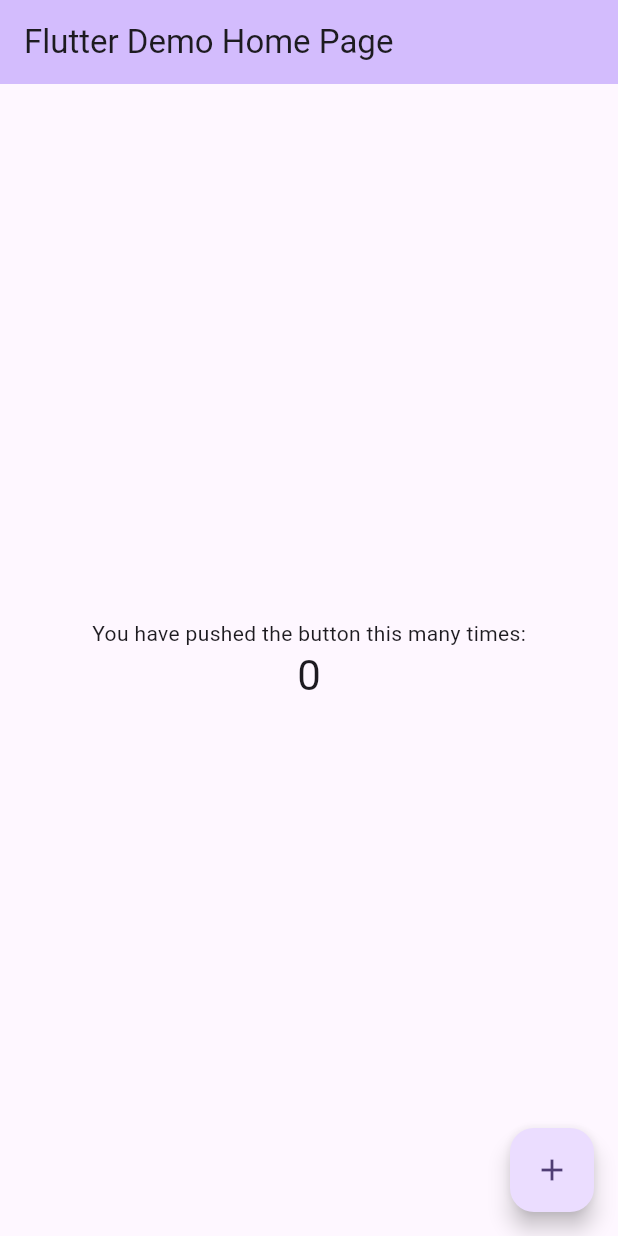
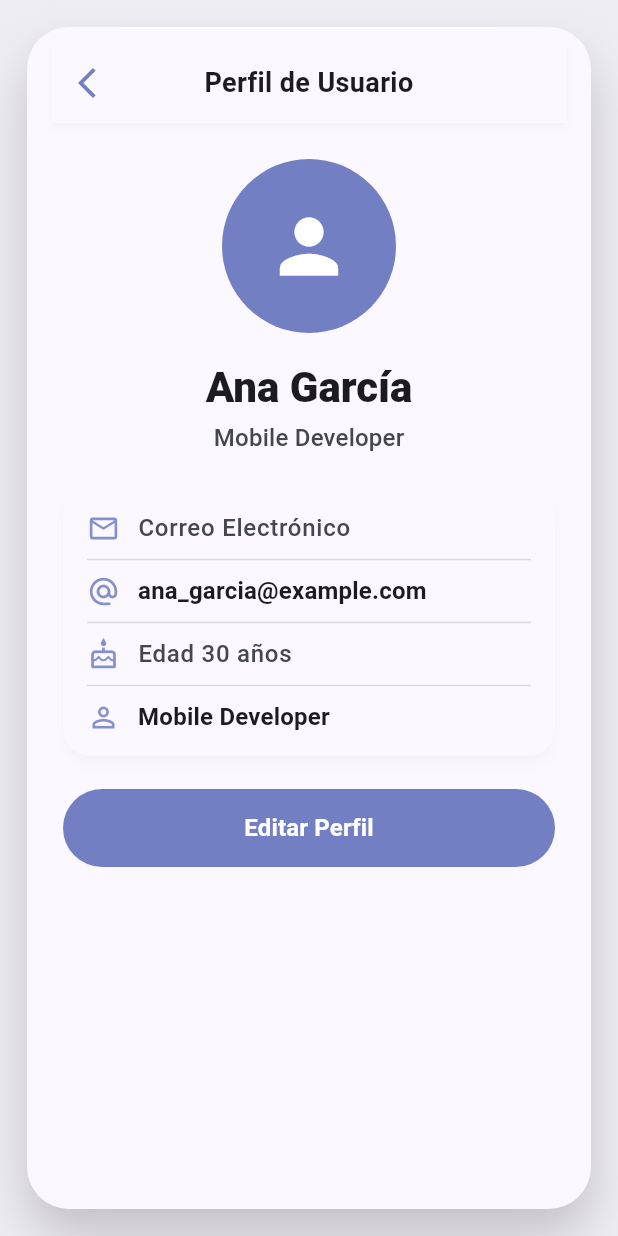
Before and after one commit to nicoleUg/DispMoviles_replicar_ui, a Flutter app: the screen it shows after launch, on a phone screen of 412 x 824 dp. Run offline on Flutter 3.47's test engine with Material 3 defaults, Android fonts, the phone set to English and light mode, and no system bars.

Commit message:
Refactor main app structure and update profile screen layout

```diff
--- a/replicar_ui/lib/main.dart
+++ b/replicar_ui/lib/main.dart
@@ -1,122 +1,243 @@
 import 'package:flutter/material.dart';
 
-void main() {
-  runApp(const MyApp());
-}
+void main() => runApp(const MyApp());
 
 class MyApp extends StatelessWidget {
   const MyApp({super.key});
 
-  // This widget is the root of your application.
   @override
   Widget build(BuildContext context) {
     return MaterialApp(
-      title: 'Flutter Demo',
+      debugShowCheckedModeBanner: false,
+      title: 'Perfil',
       theme: ThemeData(
-        // This is the theme of your application.
-        //
-        // TRY THIS: Try running your application with "flutter run". You'll see
-        // the application has a purple toolbar. Then, without quitting the app,
-        // try changing the seedColor in the colorScheme below to Colors.green
-        // and then invoke "hot reload" (save your changes or press the "hot
-        // reload" button in a Flutter-supported IDE, or press "r" if you used
-        // the command line to start the app).
-        //
-        // Notice that the counter didn't reset back to zero; the application
-        // state is not lost during the reload. To reset the state, use hot
-        // restart instead.
-        //
-        // This works for code too, not just values: Most code changes can be
-        // tested with just a hot reload.
-        colorScheme: .fromSeed(seedColor: Colors.deepPurple),
+        useMaterial3: true,
+        colorScheme: ColorScheme.fromSeed(
+          seedColor: const Color(0xFF727FC2),
+        ).copyWith(primary: const Color(0xFF727FC2), onPrimary: Colors.white),
       ),
-      home: const MyHomePage(title: 'Flutter Demo Home Page'),
+      home: const ProfileMockScreen(),
     );
   }
 }
 
-class MyHomePage extends StatefulWidget {
-  const MyHomePage({super.key, required this.title});
-
-  // This widget is the home page of your application. It is stateful, meaning
-  // that it has a State object (defined below) that contains fields that affect
-  // how it looks.
-
-  // This class is the configuration for the state. It holds the values (in this
-  // case the title) provided by the parent (in this case the App widget) and
-  // used by the build method of the State. Fields in a Widget subclass are
-  // always marked "final".
-
-  final String title;
-
-  @override
-  State<MyHomePage> createState() => _MyHomePageState();
-}
-
-class _MyHomePageState extends State<MyHomePage> {
-  int _counter = 0;
-
-  void _incrementCounter() {
-    setState(() {
-      // This call to setState tells the Flutter framework that something has
-      // changed in this State, which causes it to rerun the build method below
-      // so that the display can reflect the updated values. If we changed
-      // _counter without calling setState(), then the build method would not be
-      // called again, and so nothing would appear to happen.
-      _counter++;
-    });
-  }
+class ProfileMockScreen extends StatelessWidget {
+  const ProfileMockScreen({super.key});
 
   @override
   Widget build(BuildContext context) {
-    // This method is rerun every time setState is called, for instance as done
-    // by the _incrementCounter method above.
-    //
-    // The Flutter framework has been optimized to make rerunning build methods
-    // fast, so that you can just rebuild anything that needs updating rather
-    // than having to individually change instances of widgets.
+    final cs = Theme.of(context).colorScheme;
+
     return Scaffold(
-      appBar: AppBar(
-        // TRY THIS: Try changing the color here to a specific color (to
-        // Colors.amber, perhaps?) and trigger a hot reload to see the AppBar
-        // change color while the other colors stay the same.
-        backgroundColor: Theme.of(context).colorScheme.inversePrimary,
-        // Here we take the value from the MyHomePage object that was created by
-        // the App.build method, and use it to set our appbar title.
-        title: Text(widget.title),
+      backgroundColor: cs.surfaceContainer,
+      body: SafeArea(
+        child: Center(
+          child: ConstrainedBox(
+            constraints: const BoxConstraints(maxWidth: 420),
+            child: Container(
+              margin: const EdgeInsets.all(18),
+              decoration: BoxDecoration(
+                color: cs.surface,
+                borderRadius: BorderRadius.circular(28),
+                boxShadow: [
+                  BoxShadow(
+                    color: cs.shadow.withOpacity(0.18),
+                    blurRadius: 28,
+                    offset: const Offset(0, 18),
                   ),
-      body: Center(
-        // Center is a layout widget. It takes a single child and positions it
-        // in the middle of the parent.
+                ],
+              ),
+              child: ClipRRect(
+                borderRadius: BorderRadius.circular(28),
                 child: Column(
-          // Column is also a layout widget. It takes a list of children and
-          // arranges them vertically. By default, it sizes itself to fit its
-          // children horizontally, and tries to be as tall as its parent.
-          //
-          // Column has various properties to control how it sizes itself and
-          // how it positions its children. Here we use mainAxisAlignment to
-          // center the children vertically; the main axis here is the vertical
-          // axis because Columns are vertical (the cross axis would be
-          // horizontal).
-          //
-          // TRY THIS: Invoke "debug painting" (choose the "Toggle Debug Paint"
-          // action in the IDE, or press "p" in the console), to see the
-          // wireframe for each widget.
-          mainAxisAlignment: .center,
+                  children: const [
+                    SizedBox(height: 10),
+                    _TopBar(),
+                    Expanded(child: _ProfileBody()),
+                  ],
+                ),
+              ),
+            ),
+          ),
+        ),
+      ),
+    );
+  }
+}
+
+class _TopBar extends StatelessWidget {
+  const _TopBar();
+
+  @override
+  Widget build(BuildContext context) {
+    final cs = Theme.of(context).colorScheme;
+
+    return Padding(
+      padding: const EdgeInsets.symmetric(horizontal: 16),
+      child: Material(
+        color: cs.surface,
+        elevation: 2,
+        shadowColor: cs.shadow.withOpacity(0.12),
+        shape: RoundedRectangleBorder(borderRadius: BorderRadius.zero),
+        child: SizedBox(
+          height: 54,
+          child: Row(
             children: [
-            const Text('You have pushed the button this many times:'),
+              IconButton(
+                icon: Icon(Icons.arrow_back_ios_new, color: cs.primary),
+                onPressed: () => Navigator.of(context).maybePop(),
+              ),
+              const Expanded(
+                child: Text(
+                  'Perfil de Usuario',
+                  textAlign: TextAlign.center,
+                  style: TextStyle(fontSize: 18, fontWeight: FontWeight.w700),
+                ),
+              ),
+              const SizedBox(width: 48),
+            ],
+          ),
+        ),
+      ),
+    );
+  }
+}
+
+class _ProfileBody extends StatelessWidget {
+  const _ProfileBody();
+
+  @override
+  Widget build(BuildContext context) {
+    final theme = Theme.of(context);
+    final cs = theme.colorScheme;
+
+    return SingleChildScrollView(
+      padding: const EdgeInsets.fromLTRB(24, 18, 24, 24),
+      child: Column(
+        children: [
+          const SizedBox(height: 6),
+          CircleAvatar(
+            radius: 58,
+            backgroundColor: cs.primary,
+            child: Icon(Icons.person, size: 58, color: cs.onPrimary),
+          ),
+          const SizedBox(height: 18),
           Text(
-              '$_counter',
-              style: Theme.of(context).textTheme.headlineMedium,
+            'Ana García',
+            style: theme.textTheme.headlineMedium?.copyWith(
+              fontWeight: FontWeight.w800,
+            ),
+          ),
+          const SizedBox(height: 4),
+          Text(
+            'Mobile Developer',
+            style: theme.textTheme.titleMedium?.copyWith(
+              color: cs.onSurfaceVariant,
+            ),
+          ),
+          const SizedBox(height: 22),
+
+          Material(
+            color: cs.surface,
+            elevation: 3,
+            shadowColor: cs.shadow.withOpacity(0.10),
+            borderRadius: BorderRadius.circular(18),
+            child: Padding(
+              padding: const EdgeInsets.symmetric(horizontal: 16, vertical: 14),
+              child: Column(
+                children: [
+                  _InfoRow(
+                    icon: Icons.mail_outline,
+                    text: 'Correo Electrónico',
+                    emphasis: false,
+                  ),
+                  Divider(
+                    height: 18,
+                    color: cs.outlineVariant.withOpacity(0.6),
+                  ),
+                  _InfoRow(
+                    icon: Icons.alternate_email,
+                    text: 'ana_garcia@example.com',
+                    emphasis: true,
+                  ),
+                  Divider(
+                    height: 18,
+                    color: cs.outlineVariant.withOpacity(0.6),
+                  ),
+                  _InfoRow(
+                    icon: Icons.cake_outlined,
+                    text: 'Edad 30 años',
+                    emphasis: false,
+                  ),
+                  Divider(
+                    height: 18,
+                    color: cs.outlineVariant.withOpacity(0.6),
+                  ),
+                  _InfoRow(
+                    icon: Icons.person_outline,
+                    text: 'Mobile Developer',
+                    emphasis: true,
                   ),
                 ],
               ),
             ),
-      floatingActionButton: FloatingActionButton(
-        onPressed: _incrementCounter,
-        tooltip: 'Increment',
-        child: const Icon(Icons.add),
+          ),
+
+          const SizedBox(height: 22),
+          SizedBox(
+            width: double.infinity,
+            child: FilledButton(
+              style: FilledButton.styleFrom(
+                minimumSize: const Size.fromHeight(52),
+                shape: const StadiumBorder(),
+              ),
+              onPressed: () {},
+              child: const Text(
+                'Editar Perfil',
+                style: TextStyle(fontSize: 16, fontWeight: FontWeight.w700),
+              ),
+            ),
+          ),
+        ],
       ),
     );
   }
 }
+
+class _InfoRow extends StatelessWidget {
+  final IconData icon;
+  final String text;
+  final bool emphasis;
+
+  const _InfoRow({
+    required this.icon,
+    required this.text,
+    required this.emphasis,
+  });
+
+  @override
+  Widget build(BuildContext context) {
+    final theme = Theme.of(context);
+    final cs = theme.colorScheme;
+
+    return Row(
+      children: [
+        Icon(icon, size: 22, color: cs.primary.withOpacity(0.85)),
+        const SizedBox(width: 12),
+        Expanded(
+          child: Text(
+            text,
+            style:
+                (emphasis
+                        ? theme.textTheme.titleMedium
+                        : theme.textTheme.bodyLarge)
+                    ?.copyWith(
+                      color: emphasis ? cs.onSurface : cs.onSurfaceVariant,
+                      fontWeight: emphasis ? FontWeight.w600 : FontWeight.w500,
+                    ),
+          ),
+        ),
+      ],
+    );
+  }
+}
```
Also changed, not shown: 1 other file. Lines whose indentation alone changed are shown as unchanged.
